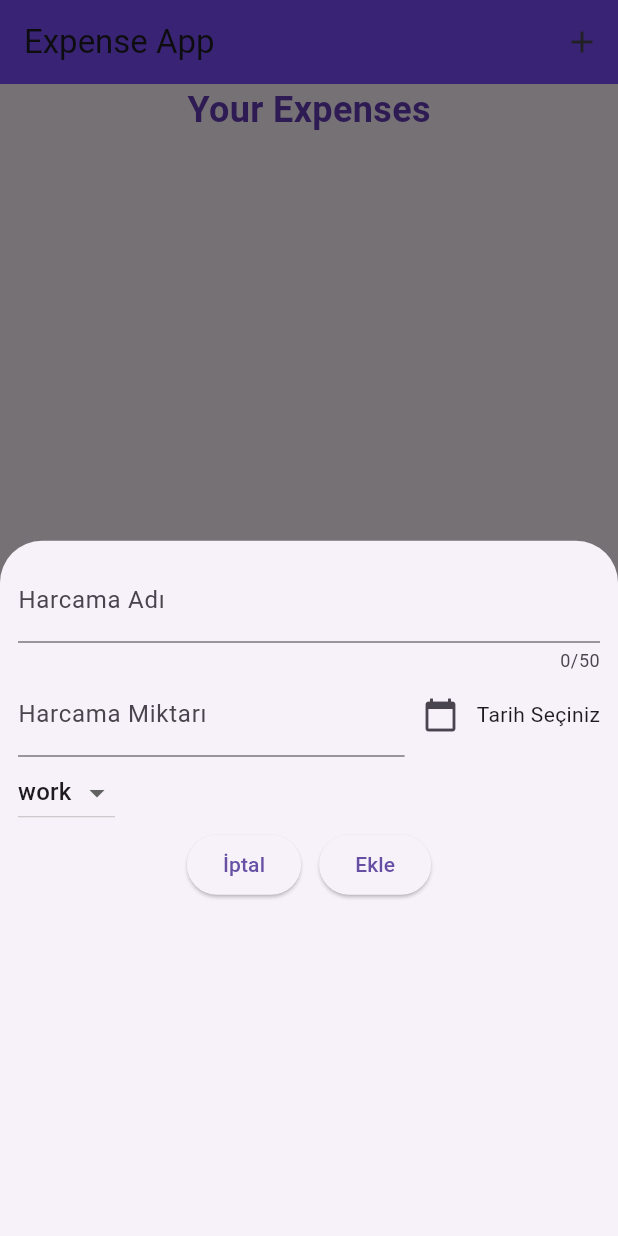
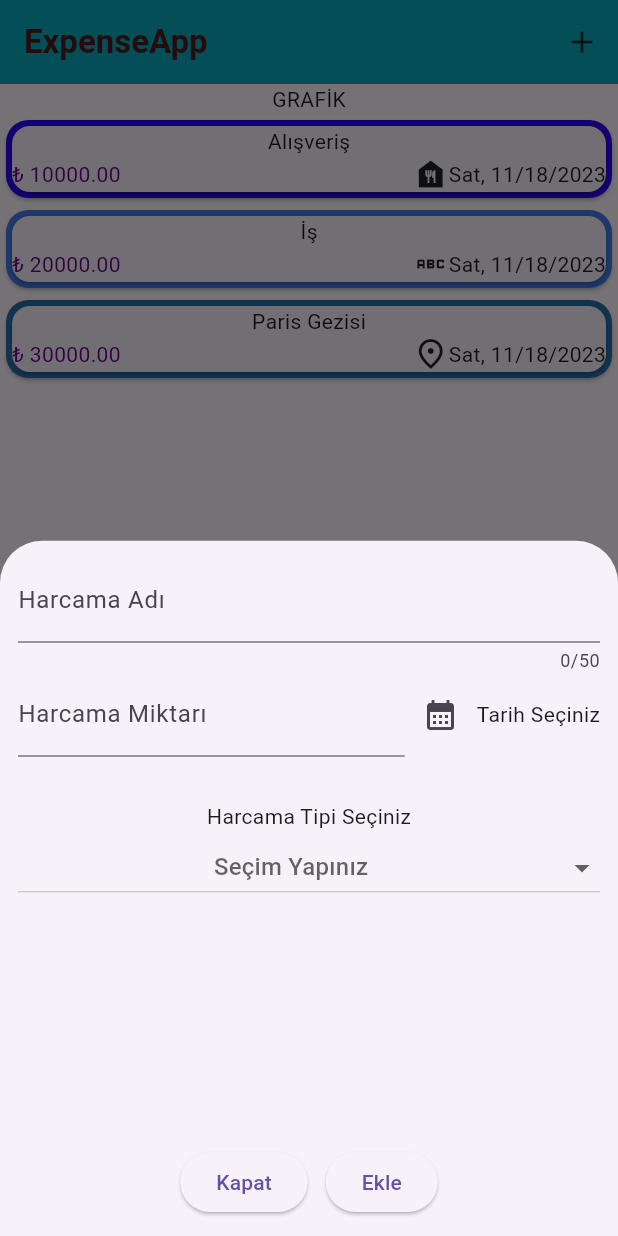
Before and after one commit to fatma1604/Flutter-Egitim, a Flutter app: the screen it shows after launch, after a tap on the "add" icon, on a phone screen of 412 x 824 dp. Run offline on Flutter 3.47's test engine with Material 2 defaults, Android fonts, the light colour scheme and no system bars.

Commit message:
16 kasım ödevi
ekle butonuna basıldınında yeni veri ekley çalışma

```diff
--- /dev/null
+++ b/1bTabeto/experses_exle2/lib/data/data.dart
@@ -0,0 +1,23 @@
+import 'package:expenses_ekle/models/expense.dart';
+import 'package:flutter/material.dart';
+
+List<Expense> expenseList = [
+  Expense(
+      name: "Alışveriş",
+      price: 10000,
+      date: DateTime.now(),
+      category: Category.food,
+      color: Color.fromARGB(255, 42, 2, 245)),
+  Expense(
+      name: "İş",
+      price: 20000,
+      date: DateTime.now(),
+      category: Category.dress,
+      color: Color.fromARGB(255, 66, 121, 231)),
+  Expense(
+      name: "Paris Gezisi",
+      price: 30000,
+      date: DateTime.now(),
+      category: Category.travel,
+      color: const Color.fromARGB(255, 40, 111, 169))
+];
--- a/1bTabeto/experses_exle2/lib/models/expense.dart
+++ b/1bTabeto/experses_exle2/lib/models/expense.dart
@@ -17,12 +17,13 @@ class Expense {
       {required this.name,
       required this.price,
       required this.date,
-      required this.category})
+      required this.category,
+      required this.color})
       : id = uuid.v4();
   final String id;
   final String name;
   final double price;
   final DateTime date;
   final Category category;
-  //enumetur kavramı
+  final Color color;
 }
--- a/1bTabeto/experses_exle2/lib/pages/expenses_page.dart
+++ b/1bTabeto/experses_exle2/lib/pages/expenses_page.dart
@@ -1,33 +1,15 @@
-import 'package:expenses_ekle/models/expense.dart';
+import 'package:expenses_ekle/data/data.dart';
+import 'package:flutter/material.dart';
 import 'package:expenses_ekle/widgets/expense_item.dart';
-import 'package:flutter/material.dart';
 
-class ExpensesPage extends StatefulWidget {
-  final List<Expense> initialExpenseList;
-
-  const ExpensesPage({Key? key, required this.initialExpenseList})
-      : super(key: key);
+class ExpenesPage extends StatefulWidget {
+  const ExpenesPage({Key? key}) : super(key: key);
 
   @override
-  _ExpensesPageState createState() => _ExpensesPageState();
+  _ExpenesPageState createState() => _ExpenesPageState();
 }
 
-class _ExpensesPageState extends State<ExpensesPage> {
-  List<Expense> expenseList = [];
-
-  @override
-  void initState() {
-    super.initState();
-    expenseList = List.from(widget.initialExpenseList);
-  }
-
-  // Update the expense list when it changes
-  void updateExpenseList(List<Expense> updatedList) {
-    setState(() {
-      expenseList = updatedList;
-    });
-  }
-
+class _ExpenesPageState extends State<ExpenesPage> {
   @override
   Widget build(BuildContext context) {
     return Scaffold(
@@ -35,20 +17,19 @@ class _ExpensesPageState extends State<ExpensesPage> {
         child: Column(
           mainAxisAlignment: MainAxisAlignment.center,
           children: [
-            Text(
-              "Your Expenses",
-              style: TextStyle(
-                fontSize: 24,
-                fontWeight: FontWeight.bold,
-                color: Colors.deepPurple,
-              ),
-            ),
-            SizedBox(height: 16),
+            Text("GRAFİK"),
             Expanded(
               child: ListView.builder(
                 itemCount: expenseList.length,
                 itemBuilder: (context, index) {
-                  return ExpenseItem(expenseList[index]);
+                  return Card(
+                    shape: RoundedRectangleBorder(
+                      borderRadius: BorderRadius.circular(
+                          15.0), // Ayarlamak istediğiniz yuvarlaklık miktarı
+                    ),
+                    color: expenseList[index].color, // Kartın arka plan rengi
+                    child: ExpenseItem(expenseList[index]),
+                  );
                 },
               ),
             ),
--- a/1bTabeto/experses_exle2/lib/pages/main_page.dart
+++ b/1bTabeto/experses_exle2/lib/pages/main_page.dart
@@ -1,48 +1,42 @@
-import 'package:expenses_ekle/models/expense.dart';
 import 'package:expenses_ekle/pages/expenses_page.dart';
 import 'package:expenses_ekle/widgets/new_expense.dart';
 import 'package:flutter/material.dart';
-
 class MainPage extends StatefulWidget {
-  const MainPage({Key? key}) : super(key: key);
+  const MainPage({super.key});
 
   @override
   State<MainPage> createState() => _MainPageState();
 }
 
 class _MainPageState extends State<MainPage> {
-  List<Expense> _expensesList = [];
+void _updateExpenses() {
+    setState(() {});
+  }
 
   @override
   Widget build(BuildContext context) {
     return Scaffold(
-      appBar: AppBar(
-        title: const Text("Expense App"),
-        backgroundColor: Colors.deepPurpleAccent,
+      backgroundColor: Color.fromARGB(255, 6, 162, 190) ,  appBar: AppBar(
+        backgroundColor: Color.fromARGB(255, 6, 169, 190),
+        title: const Text(
+          "ExpenseApp",
+          style: TextStyle(color: Color.fromARGB(255, 81, 24, 24), fontWeight: FontWeight.bold),
+        ),
         actions: [
           IconButton(
+            icon: const Icon(Icons.add, color: Color.fromARGB(255, 17, 48, 46)),
             onPressed: () {
               showModalBottomSheet(
                 context: context,
                 builder: (ctx) {
-                  return NewExpense(
-                    onExpensesUpdated: (expenses) {
-                      setState(() {
-                        _expensesList.addAll(expenses);
-                      });
-                    },
-                  );
+                  return NewExpense(onExpenseAdded: _updateExpenses);
                 },
               );
             },
-            icon: const Icon(Icons.add),
-          )
+          ),
         ],
       ),
-      body: ExpensesPage(
-        initialExpenseList: _expensesList,
-      ),
-      backgroundColor: Colors.grey[200],
+      body: ExpenesPage(),
     );
   }
 }
--- a/1bTabeto/experses_exle2/lib/widgets/new_expense.dart
+++ b/1bTabeto/experses_exle2/lib/widgets/new_expense.dart
@@ -1,49 +1,88 @@
+import 'package:expenses_ekle/data/data.dart';
 import 'package:expenses_ekle/models/expense.dart';
 import 'package:flutter/material.dart';
 import 'package:intl/intl.dart';
 
+
 class NewExpense extends StatefulWidget {
-  final Function(List<Expense>) onExpensesUpdated;
-
-  const NewExpense({Key? key, required this.onExpensesUpdated}) : super(key: key);
+  final Function() onExpenseAdded;
+  const NewExpense({Key? key, required this.onExpenseAdded}) : super(key: key);
 
   @override
   _NewExpenseState createState() => _NewExpenseState();
 }
 
 class _NewExpenseState extends State<NewExpense> {
-  var _expenseNameController = TextEditingController();
-  var _expensePriceController = TextEditingController();
+  final _expenseNameController = TextEditingController();
+  final _expensePriceController = TextEditingController();
   DateTime? _selectedDate;
-  Category _selectedCategory = Category.work;
+  Category? _selectedCategory;
+  Color? color;
+
+  final _formKey = GlobalKey<FormState>();
+
+  // showDatePicker(
+  //         context: context,
+  //         initialDate: today,
+  //         firstDate: oneYearAgo,
+  //         lastDate: today)
+  // .then((value) {
+  //   async işlemden cevap ne zaman gelirse bu bloğu çalıştır..
+  //   print(value);
+  // });
+  // async function => await etmek
+  // nullable
+  // 14:20
 
   void _openDatePicker() async {
-    // ... (your existing code for opening date picker)
+    DateTime today = DateTime.now(); // 16.11.2023
+    DateTime oneYearAgo = DateTime(today.year - 1, today.month, today.day);
+    DateTime? selectedDate = await showDatePicker(
+        context: context,
+        initialDate: _selectedDate == null ? today : _selectedDate!,
+        firstDate: oneYearAgo,
+        lastDate: today);
+    setState(() {
+      _selectedDate = selectedDate;
+    });
+    // sync => bir satır çalışmasını bitirmeden alt satıra geçemez.
+    // async => async olan satır sadece tetiklenir kod aşağıya doğru çalışmaya devam eder
   }
 
-  void _addExpense() {
-    String name = _expenseNameController.text;
-    double price = double.tryParse(_expensePriceController.text) ?? 0.0;
-    DateTime date = _selectedDate ?? DateTime.now();
-    Category category = _selectedCategory;
+  void _saveForm() {
+    if (_formKey.currentState!.validate()) {
+      if (_selectedDate == null || _selectedCategory == null) {
 
-    Expense newExpense = Expense(
-      name: name,
-      price: price,
-      date: date,
-      category: category,
+        // Tarih veya kategori seçilmediğinde bir uyarı göster
+        showDialog(
+          context: context,
+          builder: (ctx) => AlertDialog(
+            title: Text('Uyarı'),
+            content: Text('Lütfen tüm alanları doldurunuz.'),
+            actions: <Widget>[
+              TextButton(
+                child: Text('Tamam'),
+                onPressed: () {
+                  Navigator.of(ctx).pop();
+                },
+              )
+            ],
+          ),
         );
-
-    // Use the callback to update the expenses list in ExpensesPage
-    widget.onExpensesUpdated([newExpense]);
-
-    // Clear the text fields
-    _expenseNameController.clear();
-    _expensePriceController.clear();
-    _selectedDate = null;
-
-    // Close the bottom sheet
+      } else {
+        final newExpense = Expense(
+            name: _expenseNameController.text,
+            price: double.parse(_expensePriceController.text),
+            date: _selectedDate!,
+            category: _selectedCategory!,
+            color: color!);
+        setState(() {
+          expenseList.add(newExpense);
+        });
+        widget.onExpenseAdded();
         Navigator.pop(context);
+      }
+    }
   }
 
   @override
@@ -52,54 +91,85 @@ class _NewExpenseState extends State<NewExpense> {
       width: double.infinity,
       child: Padding(
         padding: EdgeInsets.all(12.0),
-        child: Column(
-          children: [
-            TextField(
+        child: Form(
+          key: _formKey,
+          child: Column(children: [
+            TextFormField(
                 controller: _expenseNameController,
                 maxLength: 50,
                 decoration: InputDecoration(labelText: "Harcama Adı"),
-            ),
+                validator: (value) {
+                  if (value == null || value.isEmpty) {
+                    return 'Lütfen bir harcama adı giriniz';
+                  }
+                  return null;
+                }),
             Row(
               children: [
                 Expanded(
-                  child: TextField(
+                  child: TextFormField(
                     controller: _expensePriceController,
                     keyboardType: TextInputType.number,
                     decoration: const InputDecoration(
-                      labelText: "Harcama Miktarı",
-                      prefixText: "₺",
-                    ),
+                        labelText: "Harcama Miktarı", prefixText: "₺"),
+                    validator: (value) {
+                      if (value == null || value.isEmpty) {
+                        return 'Lütfen bir harcama miktarı giriniz.';
+                      }
+                      if (double.tryParse(value) == null) {
+                        return 'Lütfen geçerli bir sayı giriniz.';
+                      }
+                      return null;
+                    },
                   ),
                 ),
                 IconButton(
                     onPressed: () => _openDatePicker(),
-                  icon: const Icon(Icons.calendar_today),
+                    icon: const Icon(Icons.calendar_month)),
+                // ternary operator
+                Text(_selectedDate == null
+                    ? "Tarih Seçiniz"
+                    : DateFormat.yMd().format(_selectedDate!)),
+              ],
+              // String?  a
+              // String => a!
             ),
-                Text(
-                  _selectedDate == null
-                      ? "Tarih Seçiniz"
-                      : DateFormat.yMd().format(_selectedDate!),
+            const SizedBox(
+              height: 30,
             ),
-              ],
-            ),
+            Text("Harcama Tipi Seçiniz"),
             Row(
               children: [
-                DropdownButton(
+                Expanded(
+                  child: DropdownButton(
                       value: _selectedCategory,
+                      hint: Text("Seçim Yapınız"),
+                      itemHeight: 48,
+                      isExpanded: true,
+                      alignment: Alignment.center,
                       items: Category.values.map((category) {
                         return DropdownMenuItem(
                             value: category,
-                      child: Text(category.toString().split('.').last),
-                    );
+                            child: Center(child: Text(category.name)));
                       }).toList(),
                       onChanged: (value) {
                         setState(() {
-                      if (value != null) _selectedCategory = value;
+                          if (_selectedCategory == Category.work) {
+          color = Colors.red;
+        } else if (_selectedCategory == Category.travel) {
+          color = Color.fromARGB(255, 40, 111, 169);
+        } else if (_selectedCategory == Category.dress) {
+          color = Color.fromARGB(255, 66, 121, 231);
+        } else if (_selectedCategory == Category.food) {
+          color:
+          Color.fromARGB(255, 42, 2, 245);
+        }
                         });
-                  },
-                ),
+                      }),
+                )
               ],
             ),
+            const Spacer(),
             Row(
               mainAxisAlignment: MainAxisAlignment.center,
               children: [
@@ -107,16 +177,18 @@ class _NewExpenseState extends State<NewExpense> {
                     onPressed: () {
                       Navigator.pop(context);
                     },
-                  child: const Text("İptal"),
+                    child: const Text("Kapat")),
+                const SizedBox(
+                  width: 12,
                 ),
-                SizedBox(width: 12),
                 ElevatedButton(
-                  onPressed: _addExpense,
-                  child: Text("Ekle"),
-                ),
+                    onPressed: () {
+                      _saveForm();
+                    },
+                    child: Text("Ekle")),
               ],
             ),
-          ],
+          ]),
         ),
       ),
     );
```
Also changed, not shown: 1bTabeto/experses_exle2/lib/widgets/expense_item.dart (+12 -38 lines), 1 other file. Lines whose indentation alone changed are shown as unchanged.
